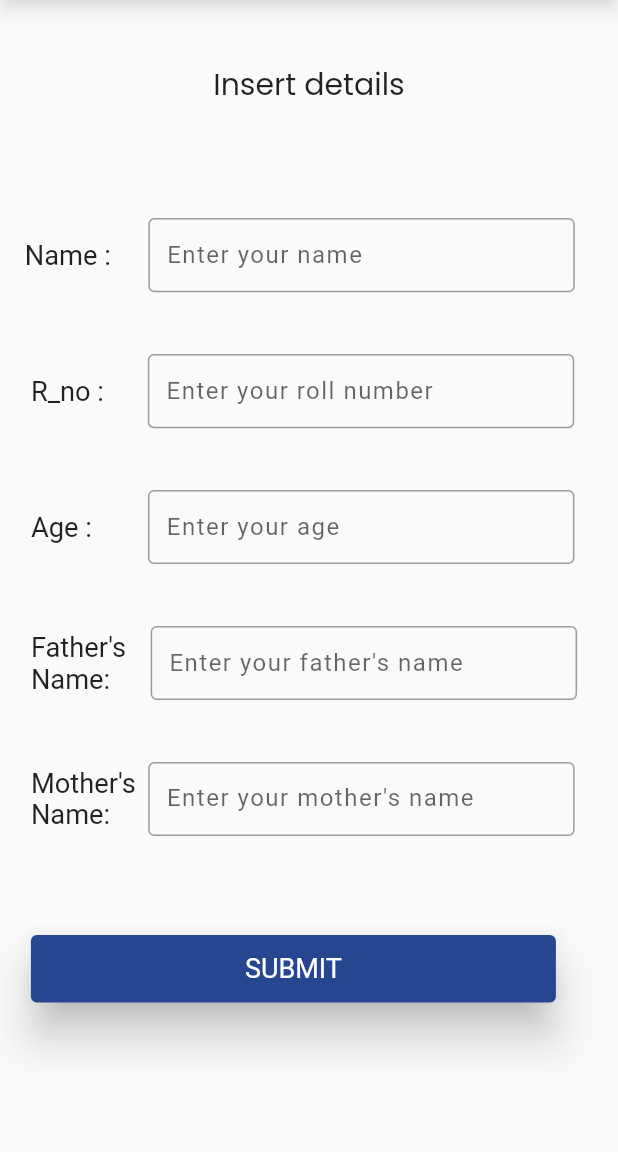
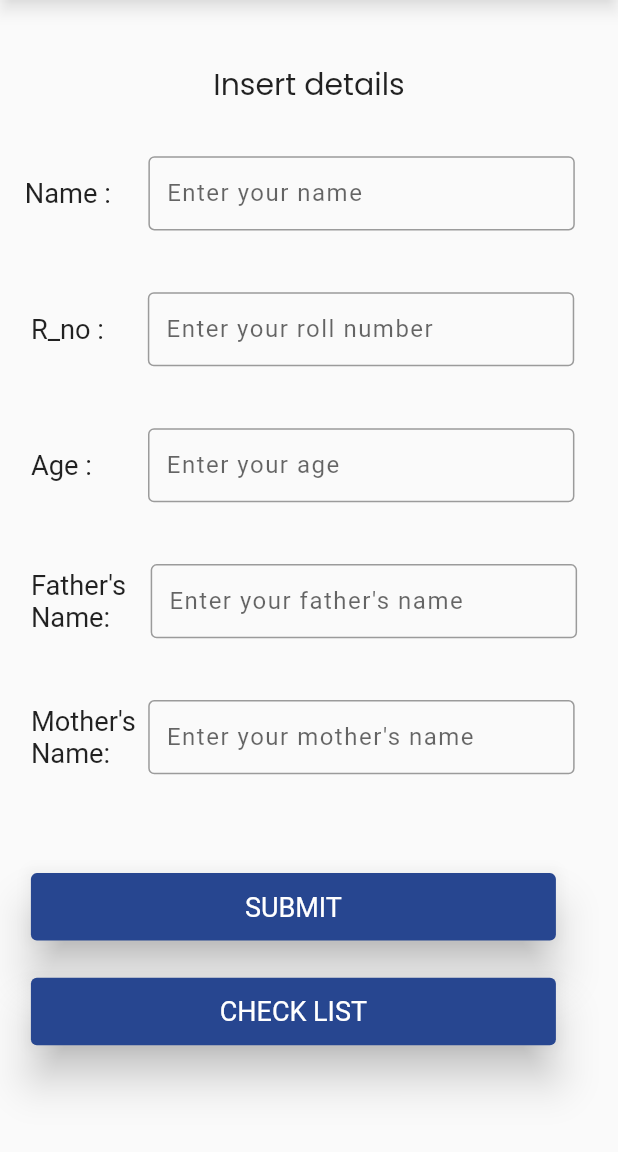
Before and after one commit to dhruvmaindola227/Flutter-Firebase, a Flutter app: the screen it shows after launch, on a phone screen of 412 x 824 dp, the part 84-1236 px from its top. Run offline on Flutter 3.47's test engine with Material 2 defaults, Android fonts, the phone set to English and light mode, and no system bars; our stand-ins replace google_fonts.

Commit message:
final ui

```diff
--- a/lib/main.dart
+++ b/lib/main.dart
@@ -79,7 +79,7 @@ class _MainScreenState extends State<MainScreen> {
               ),
             ),
          Padding(
-          padding: EdgeInsets.only(left: screenWidth * 0.04, top: screenHeight * 0.09),
+          padding: EdgeInsets.only(left: screenWidth * 0.04, top: screenHeight * 0.04),
           child: Row(
             children:[
               const Text("Name : ",
@@ -262,6 +262,29 @@ class _MainScreenState extends State<MainScreen> {
               ), child: const Text("SUBMIT"),
               ),
             ),
+          ),
+          Padding(
+            padding: EdgeInsets.only(
+                left: screenWidth * 0.05, top: screenHeight * 0.03),
+            child: SizedBox(
+              height: 45.0,
+              width: 350.0,
+              child: ElevatedButton(
+                onPressed: () {
+                  print("Checklist clicked.");
+
+                },
+                style: const ButtonStyle(
+                    backgroundColor:
+                        MaterialStatePropertyAll(ConstantColors.darkBlue),
+                    textStyle: MaterialStatePropertyAll(
+                        TextStyle(fontSize: 18.0, color: Colors.white60)),
+                    overlayColor: MaterialStatePropertyAll(Colors.blue),
+                    shadowColor: MaterialStatePropertyAll(Colors.black),
+                    elevation: MaterialStatePropertyAll(12)),
+                child: const Text("CHECK LIST"),
+              ),
+            ),
           )
         ],
       ),
```
